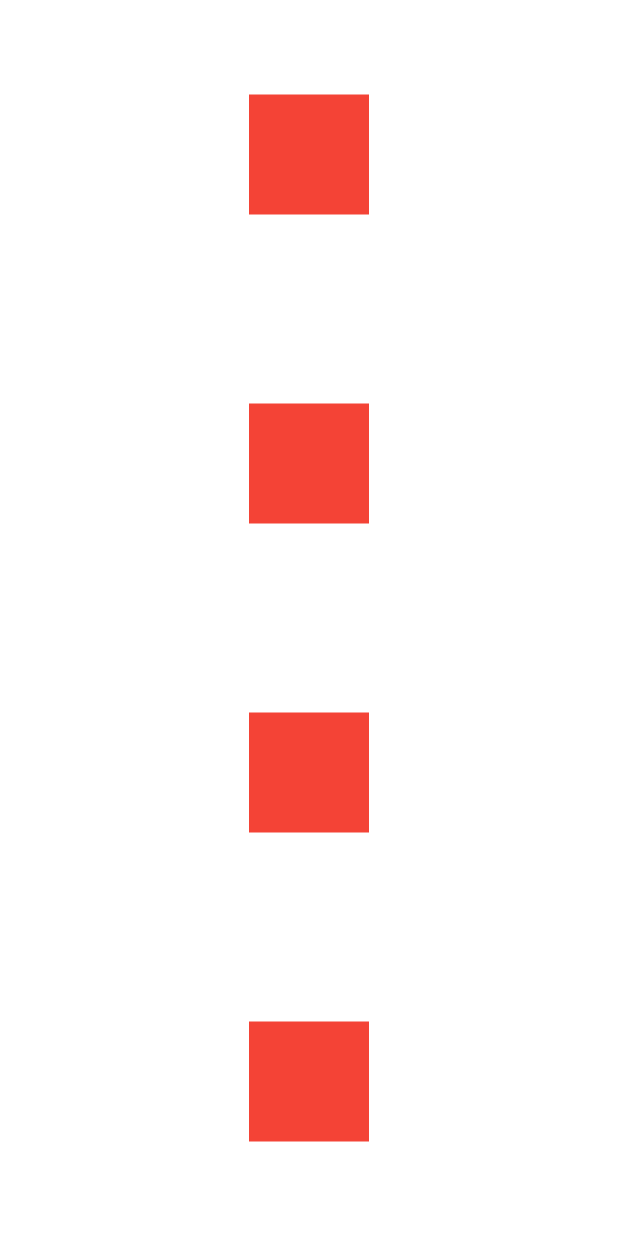
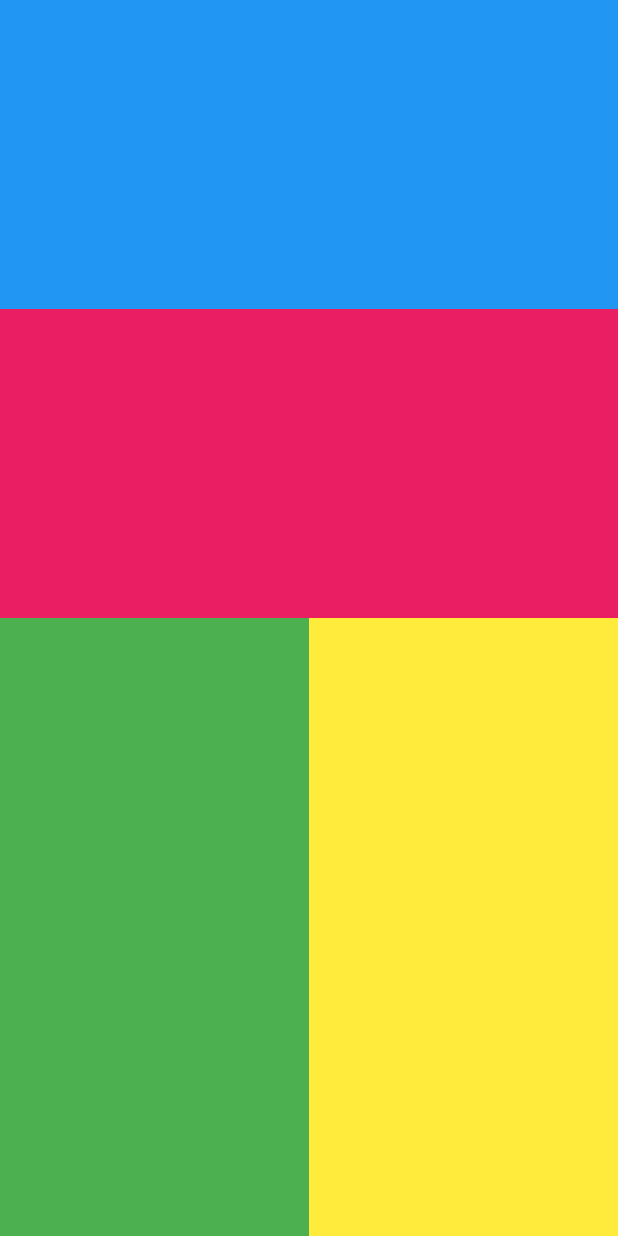
Before and after one commit to ThomasEcalle/al_1_flutter, a Flutter app: the screen it shows after launch, on a phone screen of 412 x 824 dp. Run offline on Flutter 3.47's test engine with Material 2 defaults, Android fonts, the light colour scheme and no system bars.

Commit message:
Start working on layouts

```diff
--- a/lib/ui/layouts/layouts.dart
+++ b/lib/ui/layouts/layouts.dart
@@ -5,14 +5,60 @@ class Layouts extends StatelessWidget {
 
   @override
   Widget build(BuildContext context) {
-    return Column(
-      mainAxisAlignment: MainAxisAlignment.spaceAround,
-      children: const [
-        RedSquare(),
-        RedSquare(),
-        RedSquare(),
-        RedSquare(),
-      ],
+    final screenHeight = MediaQuery.of(context).size.height;
+
+    return Scaffold(
+      body: Column(
+        mainAxisAlignment: MainAxisAlignment.spaceAround,
+        crossAxisAlignment: CrossAxisAlignment.end,
+        children: [
+          Container(
+            height: screenHeight * .5,
+            width: double.infinity,
+            color: Colors.blue,
+            child: LayoutBuilder(
+              builder: (context, constraints) {
+                final maxHeight = constraints.maxHeight;
+                return Column(
+                  children: [
+                    Container(
+                      height: maxHeight * .5,
+                      width: double.infinity,
+                      color: Colors.blue,
+                    ),
+                    Container(
+                      height: maxHeight * .5,
+                      width: double.infinity,
+                      color: Colors.pink,
+                    ),
+                  ],
+                );
+              },
+            ),
+          ),
+          Container(
+            height: screenHeight * .5,
+            width: double.infinity,
+            color: Colors.orangeAccent,
+            child: Row(
+              children: [
+                Expanded(
+                  child: Container(
+                    height: double.infinity,
+                    color: Colors.green,
+                  ),
+                ),
+                Expanded(
+                  child: Container(
+                    height: double.infinity,
+                    color: Colors.yellow,
+                  ),
+                ),
+              ],
+            ),
+          ),
+        ],
+      ),
     );
   }
 }
```
